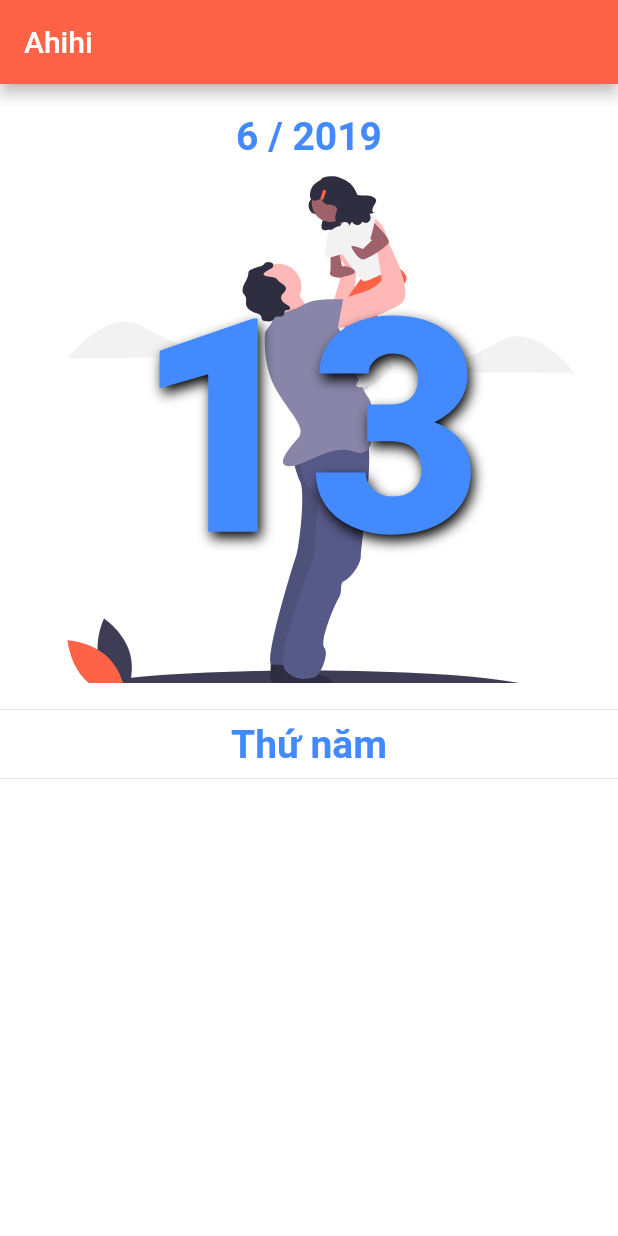
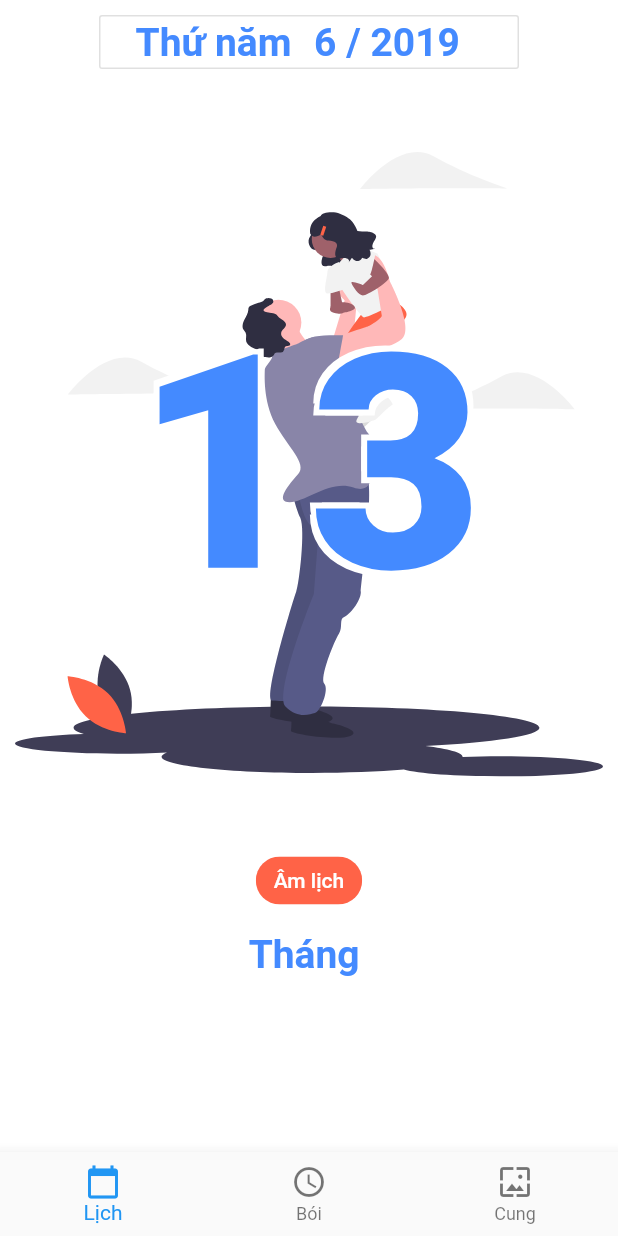
Before and after one commit to Tuan-T-Nguyen/solar-lunar-calendar-vn, a Flutter app: the screen it shows after launch, on a phone screen of 412 x 824 dp. Run offline on Flutter 3.47's test engine with Material 2 defaults, Android fonts, the light colour scheme and no system bars; our stand-ins replace flutter_svg; missing offline and left inert: lunar_calendar_converter.

Commit message:
lunar day month

```diff
--- a/lib/main.dart
+++ b/lib/main.dart
@@ -2,7 +2,9 @@ import 'dart:math';
 
 import 'package:flutter/material.dart';
 import 'package:flutter/rendering.dart';
+import 'package:flutter_localizations/flutter_localizations.dart';
 import 'package:flutter_svg/svg.dart';
+import 'package:lunar_calendar_converter/lunar_solar_converter.dart';
 import './utils/calendar.dart';
 
 import 'data-bg.dart';
@@ -20,6 +22,14 @@ class MyApp extends StatelessWidget {
       ),
       home: HomePage(),
       debugShowCheckedModeBanner: false,
+      localizationsDelegates: [
+        GlobalMaterialLocalizations.delegate,
+        GlobalWidgetsLocalizations.delegate,
+      ],
+      supportedLocales: [
+        const Locale('vi'),
+        const Locale('en')
+      ],
     );
   }
 }
@@ -35,17 +45,65 @@ class _HomePageState extends State<HomePage> {
   Random random = new Random();
   var _now = new DateTime.now();
 
+  static var _nowConvert = new DateTime.now();
+  static Solar solar = Solar(
+      solarYear: _nowConvert.year,
+      solarMonth: _nowConvert.month,
+      solarDay: _nowConvert.day);
+  Lunar _lunar = LunarSolarConverter.solarToLunar(solar);
+
+  static const double TEXT_OFFSET = 4.0;
+
   double heightSolarYearMonth = 40.0;
+
+  DateTime selectedDate = DateTime.now();
+
+  Future<Null> _selectDate(BuildContext context) async {
+    final DateTime picked = await showDatePicker(
+        context: context,
+        initialDate: _now,
+        firstDate: DateTime(2015, 8),
+        lastDate: DateTime(2101),
+        locale: const Locale('vi', 'VN'),
+//      initialDatePickerMode:
+    );
+
+    if (picked != null && picked != selectedDate)
+      setState(() {
+        _now = picked;
+        Solar solar = Solar(
+            solarYear: _now.year,
+            solarMonth: _now.month,
+            solarDay: _now.day);
+        _lunar = LunarSolarConverter.solarToLunar(solar);
+      });
+  }
 
   Widget _buildMonthYear() {
     return Row(
-      mainAxisAlignment: MainAxisAlignment.spaceAround,
+      mainAxisAlignment: MainAxisAlignment.center,
       children: <Widget>[
+        Text(
+          CalendarUtils.getDayStringBy(_now.weekday),
+          style: TextStyle(
+              color: _now.weekday == 6 || _now.weekday == 7
+                  ? Theme.of(context).primaryColor
+                  : Colors.blueAccent,
+              fontSize: 26.0,
+              fontWeight: FontWeight.bold),
+        ),
+        SizedBox(
+          width: 15.0,
+        ),
         Text(
           "${_now.month} / ${_now.year}",
           style: TextStyle(
-              color: Colors.blueAccent, fontSize: 26.0, fontWeight: FontWeight.bold),
+              color: Colors.blueAccent,
+              fontSize: 26.0,
+              fontWeight: FontWeight.bold),
         ),
+        SizedBox(width: 15.0,),
+//        Icon(Icons.arrow_drop_down, color: Colors.blueAccent,)
       ],
     );
   }
@@ -54,11 +112,11 @@ class _HomePageState extends State<HomePage> {
     return Stack(
       children: <Widget>[
         Container(
-          padding: EdgeInsets.all(10.0),
+          padding:
+              EdgeInsets.only(right: 10.0, bottom: 0.0, left: 10.0, top: 0.0),
           child: SvgPicture.asset(
             // Todo not random, from 1 to 31 and depend on season
-              assetsSvgBackground[
-              random.nextInt(assetsSvgBackground.length)],
+            assetsSvgBackground[random.nextInt(assetsSvgBackground.length)],
             fit: BoxFit.fitWidth,
             semanticsLabel: 'Ahihi',
           ),
@@ -68,16 +126,28 @@ class _HomePageState extends State<HomePage> {
           child: Text(
             "${_now.day}",
             style: TextStyle(
-                color: (_now.weekday == 6 || _now.weekday == 7 )
+              color: (_now.weekday == 6 || _now.weekday == 7)
                   ? Theme.of(context).primaryColor
                   : Colors.blueAccent,
               fontSize: 200.0,
               fontWeight: FontWeight.w900,
               shadows: <Shadow>[
                 Shadow(
-                  blurRadius: 10.0,
-                  offset: Offset(2.0, 4.0),
-                ),
+                    // bottomLeft
+                    offset: Offset(-TEXT_OFFSET, -TEXT_OFFSET),
+                    color: Colors.white),
+                Shadow(
+                    // bottomRight
+                    offset: Offset(TEXT_OFFSET, -TEXT_OFFSET),
+                    color: Colors.white),
+                Shadow(
+                    // topRight
+                    offset: Offset(TEXT_OFFSET, TEXT_OFFSET),
+                    color: Colors.white),
+                Shadow(
+                    // topLeft
+                    offset: Offset(-TEXT_OFFSET, TEXT_OFFSET),
+                    color: Colors.white),
               ],
             ),
           ),
@@ -91,7 +161,14 @@ class _HomePageState extends State<HomePage> {
     return Scaffold(
       backgroundColor: Colors.white,
       appBar: AppBar(
-        title: Text('Ahihi'),
+        backgroundColor: Colors.white,
+        elevation: 0,
+        title: Center(
+          child: SizedBox(
+            width: 280,
+            child: OutlineButton(onPressed: () => _selectDate(context), child: _buildMonthYear(),),
+          ),
+        ),
       ),
       body: PageView.builder(
         controller: _pageController,
@@ -100,29 +177,59 @@ class _HomePageState extends State<HomePage> {
           return Container(
             child: Column(
               children: <Widget>[
-                SizedBox(height: 20.0,),
-                _buildMonthYear(),
+//                SizedBox(
+//                  height: 20.0,
+//                ),
+//                _buildMonthYear(),
                 Expanded(child: _buildSolarDay()),
-                Expanded(
-                  child: Column(
+                Column(
+                  mainAxisAlignment: MainAxisAlignment.center,
                   children: <Widget>[
-                      Divider(),
+//                    Divider(
+//                      color: Theme.of(context).primaryColor,
+//                    ),
                     Row(
                       mainAxisAlignment: MainAxisAlignment.spaceAround,
                       children: <Widget>[
-                          Text(CalendarUtils.getDayStringBy(_now.weekday), style: TextStyle(
-                              color: (_now.weekday == 6 || _now.weekday == 7 )
-                                  ? Theme.of(context).primaryColor
-                                  : Colors.blueAccent,
-                              fontSize: 26.0,
-                              fontWeight: FontWeight.bold
-                          ),),
+                        Chip(
+                          backgroundColor: Theme.of(context).primaryColor,
+                          label: Text(
+                            'Âm lịch',
+                            style: TextStyle(
+                              color: Colors.white,
+                            ),
+                          ),
+                        ),
                       ],
                     ),
-                      Divider(),
+//                    Divider(
+//                      color: Theme.of(context).primaryColor,
+//                    ),
+                    SizedBox(
+                      height: 10.0,
+                    ),
+                    Text(
+                      "Tháng ${_lunar.lunarMonth}",
+                      style: TextStyle(
+                          color: Colors.blueAccent,
+                          fontSize: 26.0,
+                          fontWeight: FontWeight.bold),
+                    ),
+                    Text(
+                      _lunar.lunarDay.toString(),
+                      style: TextStyle(
+                        color: Colors.blueAccent,
+                        fontSize: 100.0,
+                        fontWeight: FontWeight.w900,
+                      ),
+                    )
                   ],
                 ),
-                )
+//                Expanded(
+//                  child: Column(
+//
+//                  ),
+//                )
               ],
             ),
           );
@@ -134,11 +241,27 @@ class _HomePageState extends State<HomePage> {
             } else {
               _now = new DateTime(_now.year, _now.month, _now.day - 1);
             }
+            Solar solar = Solar(
+                solarYear: _now.year,
+                solarMonth: _now.month,
+                solarDay: _now.day);
+            _lunar = LunarSolarConverter.solarToLunar(solar);
             _previousPage = position;
           });
           // Todo case position = 0 and max-page
         },
       ),
+      bottomNavigationBar: BottomNavigationBar(
+        items: [
+          BottomNavigationBarItem(
+              icon: Icon(Icons.calendar_today), title: Text("Lịch")),
+          BottomNavigationBarItem(
+              icon: Icon(Icons.query_builder), title: Text("Bói")),
+          BottomNavigationBarItem(
+              icon: Icon(Icons.wallpaper), title: Text("Cung")),
+        ],
+        onTap: (index) {},
+      ),
     );
   }
 }
--- a/pubspec.yaml
+++ b/pubspec.yaml
@@ -19,11 +19,14 @@ environment:
 dependencies:
   flutter:
     sdk: flutter
+  flutter_localizations:
+    sdk: flutter
 
   # The following adds the Cupertino Icons font to your application.
   # Use with the CupertinoIcons class for iOS style icons.
   cupertino_icons: ^0.1.2
   flutter_svg: ^0.13.0+2
+  lunar_calendar_converter: ^1.0.4+1
 
 dev_dependencies:
   flutter_test:
```
Also changed, not shown: pubspec.lock. Lines whose indentation alone changed are shown as unchanged.
